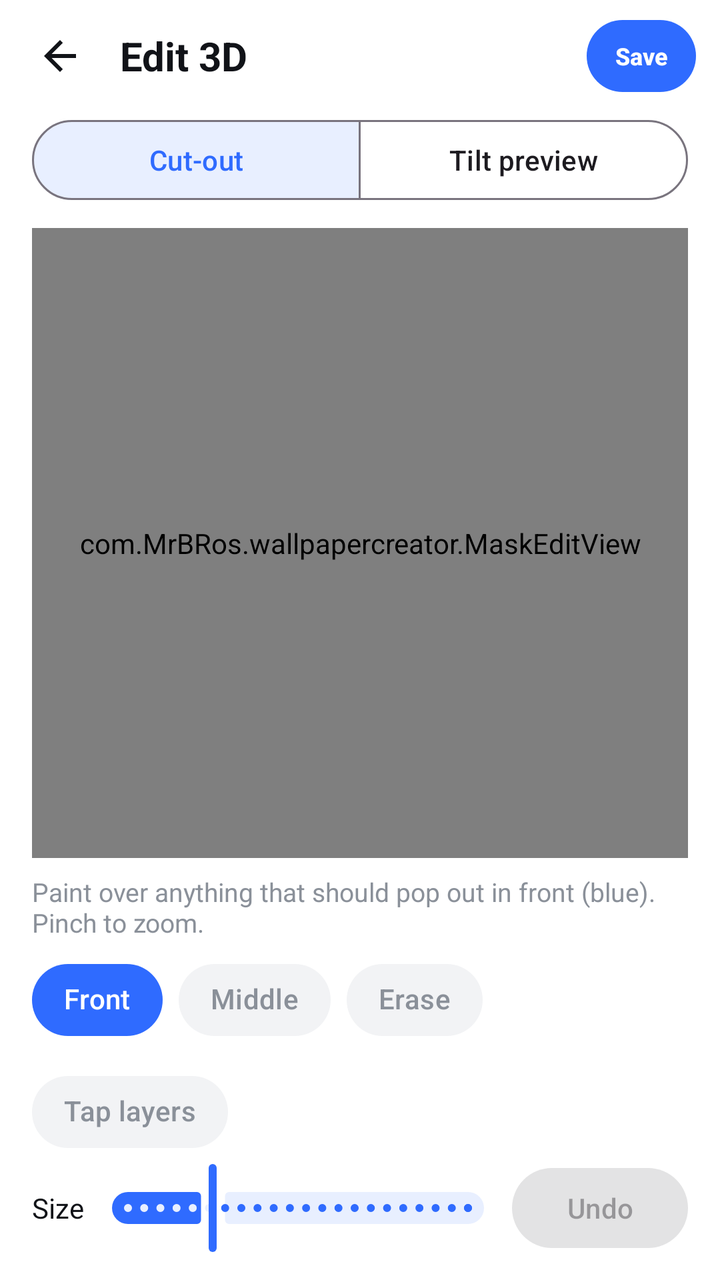
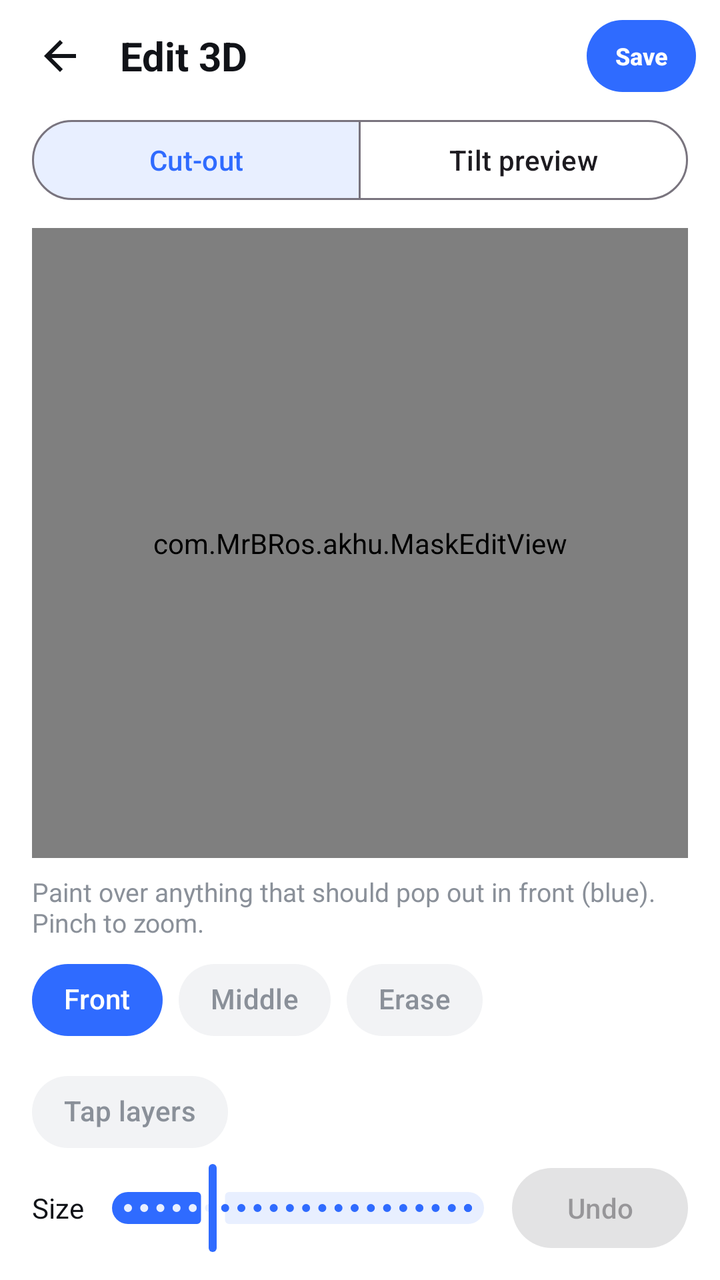

An Android layout rendered at two revisions. The XML below is the earlier revision; the diff shows what the commit changed to produce the second picture.
<!-- AndroidManifest.xml: activity theme Theme.WallpaperCreator.NoActionBar -->
<!-- res/layout/activity_fourd_editor.xml -->
<?xml version="1.0" encoding="utf-8"?>
<LinearLayout xmlns:android="http://schemas.android.com/apk/res/android"
    xmlns:app="http://schemas.android.com/apk/res-auto"
    android:layout_width="match_parent"
    android:layout_height="match_parent"
    android:background="@color/surface"
    android:orientation="vertical">

    <LinearLayout
        android:layout_width="match_parent"
        android:layout_height="56dp"
        android:gravity="center_vertical"
        android:paddingHorizontal="8dp">

        <ImageButton
            android:id="@+id/btnBack"
            android:layout_width="44dp"
            android:layout_height="44dp"
            android:background="?attr/selectableItemBackgroundBorderless"
            android:contentDescription="@string/back"
            android:src="@drawable/ic_arrow_back"
            app:tint="@color/text_primary" />

        <TextView
            android:layout_width="0dp"
            android:layout_height="wrap_content"
            android:layout_marginStart="8dp"
            android:layout_weight="1"
            android:text="@string/fourd_editor_title"
            android:textColor="@color/text_primary"
            android:textSize="20sp"
            android:textStyle="bold" />

        <com.google.android.material.button.MaterialButton
            android:id="@+id/btnSave"
            style="@style/TopPill"
            android:enabled="false"
            android:text="@string/save"
            android:textColor="@android:color/white"
            app:backgroundTint="@color/brand_primary" />
    </LinearLayout>

    <com.google.android.material.button.MaterialButtonToggleGroup
        android:id="@+id/modeToggle"
        android:layout_width="match_parent"
        android:layout_height="wrap_content"
        android:layout_marginHorizontal="16dp"
        app:checkedButton="@id/btnModeEdit"
        app:selectionRequired="true"
        app:singleSelection="true">

        <com.google.android.material.button.MaterialButton
            android:id="@+id/btnModeEdit"
            style="@style/Widget.Material3.Button.OutlinedButton"
            android:layout_width="0dp"
            android:layout_height="wrap_content"
            android:layout_weight="1"
            android:text="@string/fourd_mode_edit" />

        <com.google.android.material.button.MaterialButton
            android:id="@+id/btnModePreview"
            style="@style/Widget.Material3.Button.OutlinedButton"
            android:layout_width="0dp"
            android:layout_height="wrap_content"
            android:layout_weight="1"
            android:text="@string/fourd_mode_preview" />
    </com.google.android.material.button.MaterialButtonToggleGroup>

    
    <FrameLayout
        android:id="@+id/stage"
        android:layout_width="match_parent"
        android:layout_height="0dp"
        android:layout_marginHorizontal="16dp"
        android:layout_marginTop="10dp"
        android:layout_weight="1"
        android:background="#FF111111">

        <com.MrBRos.wallpapercreator.MaskEditView
            android:id="@+id/maskView"
            android:layout_width="match_parent"
            android:layout_height="match_parent" />

        <ProgressBar
            android:id="@+id/progress"
            android:layout_width="48dp"
            android:layout_height="48dp"
            android:layout_gravity="center" />
    </FrameLayout>

    <TextView
        android:id="@+id/hint"
        android:layout_width="match_parent"
        android:layout_height="wrap_content"
        android:layout_marginHorizontal="16dp"
        android:layout_marginTop="8dp"
        android:minLines="2"
        android:text="@string/fourd_hint_front"
        android:textColor="@color/text_secondary"
        android:textSize="13sp" />

    
    <LinearLayout
        android:id="@+id/editPanel"
        android:layout_width="match_parent"
        android:layout_height="wrap_content"
        android:orientation="vertical"
        android:paddingHorizontal="16dp"
        android:paddingBottom="12dp">

        <com.google.android.material.chip.ChipGroup
            android:id="@+id/tools"
            android:layout_width="match_parent"
            android:layout_height="wrap_content"
            android:layout_marginTop="6dp"
            app:checkedChip="@id/toolFront"
            app:selectionRequired="true"
            app:singleSelection="true">

            <com.google.android.material.chip.Chip
                android:id="@+id/toolFront"
                style="@style/CategoryChip"
                android:layout_width="wrap_content"
                android:layout_height="wrap_content"
                android:text="@string/fourd_tool_front" />

            <com.google.android.material.chip.Chip
                android:id="@+id/toolMiddle"
                style="@style/CategoryChip"
                android:layout_width="wrap_content"
                android:layout_height="wrap_content"
                android:text="@string/fourd_tool_middle" />

            <com.google.android.material.chip.Chip
                android:id="@+id/toolErase"
                style="@style/CategoryChip"
                android:layout_width="wrap_content"
                android:layout_height="wrap_content"
                android:text="@string/fourd_tool_erase" />

            <com.google.android.material.chip.Chip
                android:id="@+id/toolTap"
                style="@style/CategoryChip"
                android:layout_width="wrap_content"
                android:layout_height="wrap_content"
                android:text="@string/fourd_tool_tap" />
        </com.google.android.material.chip.ChipGroup>

        <LinearLayout
            android:layout_width="match_parent"
            android:layout_height="wrap_content"
            android:gravity="center_vertical">

            <TextView
                android:layout_width="wrap_content"
                android:layout_height="wrap_content"
                android:text="@string/fourd_brush_size"
                android:textColor="@color/text_primary" />

            <com.google.android.material.slider.Slider
                android:id="@+id/brushSize"
                android:layout_width="0dp"
                android:layout_height="wrap_content"
                android:layout_weight="1"
                android:stepSize="1"
                android:value="22"
                android:valueFrom="6"
                android:valueTo="70" />

            <com.google.android.material.button.MaterialButton
                android:id="@+id/btnUndo"
                style="@style/Widget.Material3.Button.TonalButton"
                android:layout_width="wrap_content"
                android:layout_height="wrap_content"
                android:enabled="false"
                android:text="@string/undo" />
        </LinearLayout>
    </LinearLayout>

    
    <LinearLayout
        android:id="@+id/motionPanel"
        android:layout_width="match_parent"
        android:layout_height="wrap_content"
        android:orientation="vertical"
        android:paddingHorizontal="16dp"
        android:paddingBottom="12dp"
        android:visibility="gone">

        <LinearLayout style="@style/SliderLabelRow">

            <TextView
                style="@style/SliderLabel"
                android:text="@string/fourd_strength" />

            <TextView
                android:id="@+id/strengthValue"
                style="@style/SliderValue" />
        </LinearLayout>

        <com.google.android.material.slider.Slider
            android:id="@+id/strength"
            android:layout_width="match_parent"
            android:layout_height="wrap_content"
            android:stepSize="0.1"
            android:value="1"
            android:valueFrom="0.3"
            android:valueTo="2" />

        <LinearLayout style="@style/SliderLabelRow">

            <TextView
                style="@style/SliderLabel"
                android:text="@string/fourd_mid_motion" />

            <TextView
                android:id="@+id/midValue"
                style="@style/SliderValue" />
        </LinearLayout>

        <com.google.android.material.slider.Slider
            android:id="@+id/midMotion"
            android:layout_width="match_parent"
            android:layout_height="wrap_content"
            android:stepSize="0.05"
            android:value="0.05"
            android:valueFrom="-0.6"
            android:valueTo="0.6" />

        <com.google.android.material.button.MaterialButton
            android:id="@+id/btnResetMotion"
            style="@style/Widget.Material3.Button.TextButton"
            android:layout_width="wrap_content"
            android:layout_height="wrap_content"
            android:layout_gravity="end"
            android:text="@string/fourd_reset_motion" />
    </LinearLayout>
</LinearLayout>
<!-- resources referenced by this layout -->
<resources>
  <color name="brand_primary">#2F6BFF</color>
  <color name="surface">#FFFFFF</color>
  <color name="text_primary">#111318</color>
  <color name="text_secondary">#8A9099</color>
  <!-- drawable ic_arrow_back (drawable) -->
  <vector xmlns:android="http://schemas.android.com/apk/res/android"
      android:width="24dp"
      android:height="24dp"
      android:autoMirrored="true"
      android:viewportWidth="24"
      android:viewportHeight="24">
      <path
          android:fillColor="#FF000000"
          android:pathData="M20,11H7.83l5.59,-5.59L12,4l-8,8 8,8 1.41,-1.41L7.83,13H20v-2z" />
  </vector>
  <string name="back">Back</string>
  <string name="fourd_brush_size">Size</string>
  <string name="fourd_editor_title">Edit 3D</string>
  <string name="fourd_hint_front">Paint over anything that should pop out in front (blue). Pinch to zoom.</string>
  <string name="fourd_mid_motion">Middle layer motion</string>
  <string name="fourd_mode_edit">Cut-out</string>
  <string name="fourd_mode_preview">Tilt preview</string>
  <string name="fourd_reset_motion">Reset motion</string>
  <string name="fourd_strength">Tilt strength</string>
  <string name="fourd_tool_erase">Erase</string>
  <string name="fourd_tool_front">Front</string>
  <string name="fourd_tool_middle">Middle</string>
  <string name="fourd_tool_tap">Tap layers</string>
  <string name="save">Save</string>
  <string name="undo">Undo</string>
  <style name="CategoryChip" parent="Widget.Material3.Chip.Filter">
          <item name="chipBackgroundColor">@color/pill_bg</item>
          <item name="android:textColor">@color/pill_text</item>
          <item name="chipStrokeWidth">0dp</item>
          <item name="chipCornerRadius">18dp</item>
          <item name="chipMinHeight">36dp</item>
          <item name="checkedIconVisible">false</item>
          <item name="android:textSize">14sp</item>
          <item name="android:checkable">true</item>
      </style>
  <style name="SliderLabel">
          <item name="android:layout_width">0dp</item>
          <item name="android:layout_height">wrap_content</item>
          <item name="android:layout_weight">1</item>
          <item name="android:textAppearance">?attr/textAppearanceBodyMedium</item>
      </style>
  <style name="SliderLabelRow">
          <item name="android:layout_width">match_parent</item>
          <item name="android:layout_height">wrap_content</item>
          <item name="android:layout_marginTop">8dp</item>
          <item name="android:orientation">horizontal</item>
      </style>
  <style name="SliderValue">
          <item name="android:layout_width">wrap_content</item>
          <item name="android:layout_height">wrap_content</item>
          <item name="android:textAppearance">?attr/textAppearanceLabelLarge</item>
      </style>
  <style name="TopPill" parent="Widget.Material3.Button.TonalButton">
          <item name="android:layout_width">wrap_content</item>
          <item name="android:layout_height">36dp</item>
          <item name="android:layout_marginHorizontal">4dp</item>
          <item name="android:minWidth">0dp</item>
          <item name="android:paddingStart">14dp</item>
          <item name="android:paddingEnd">14dp</item>
          <item name="android:insetTop">0dp</item>
          <item name="android:insetBottom">0dp</item>
          <item name="android:textSize">12sp</item>
          <item name="android:textStyle">bold</item>
          <item name="android:textColor">@color/text_primary</item>
          <item name="backgroundTint">@color/surface_muted</item>
          <item name="cornerRadius">18dp</item>
      </style>
  <style name="Theme.WallpaperCreator.NoActionBar">
          <item name="windowActionBar">false</item>
          <item name="windowNoTitle">true</item>
      </style>
  <color name="surface_muted">#F2F3F5</color>
</resources>

<!-- the commit's change to res/layout/activity_fourd_editor.xml (unified diff, before → after) -->
@@ -76,7 +76,7 @@
         android:layout_weight="1"
         android:background="#FF111111">
 
-        <com.MrBRos.wallpapercreator.MaskEditView
+        <com.MrBRos.akhu.MaskEditView
             android:id="@+id/maskView"
             android:layout_width="match_parent"
             android:layout_height="match_parent" />
